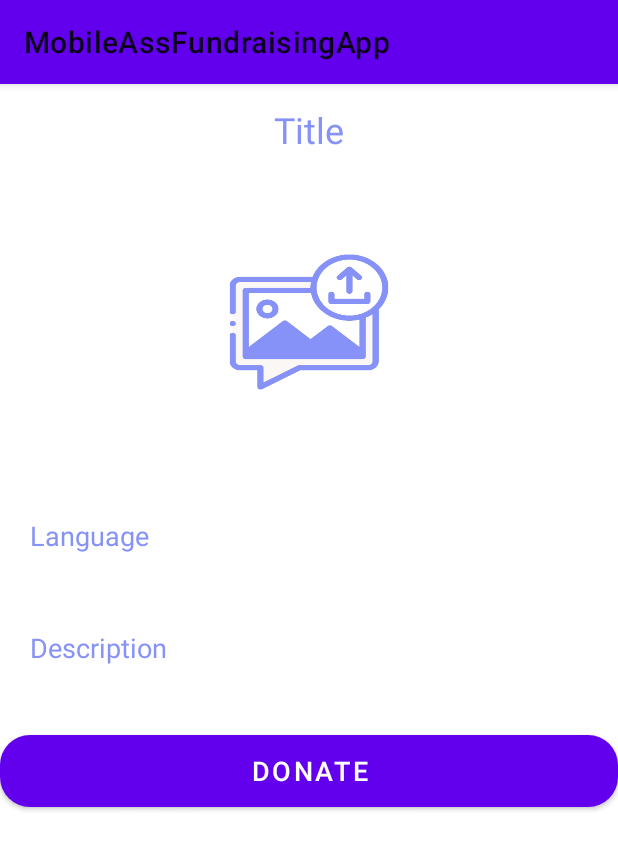
After one commit to Tzehong112002/MobileAssFundraisingApp, an Android app: the fragment EventDetailsUser shown on its own in the app's theme, on a phone screen of 412 x 824 dp. The commit adds this screen. Shown: the top 850 px of the screen. Run offline under Robolectric (Android 15) with nearby library versions, the phone set to English and light mode, and no system bars; our stand-ins replace Firebase (no records; nobody signed in at launch, a user with empty details on screens opened directly); libraries missing offline, so code that uses them is left out: com.github.clans.fab.

Commit message:
event details user side

```diff
--- a/app/src/main/AndroidManifest.xml
+++ b/app/src/main/AndroidManifest.xml
@@ -71,7 +71,8 @@
         </activity>
         <activity
             android:name=".LoginActivity"
-            android:exported="false">
+            android:exported="false"
+            android:theme="@style/Theme.MobileAssFundraisingApp.NoActionBar">
             <meta-data
                 android:name="android.app.lib_name"
                 android:value="" />
--- /dev/null
+++ b/app/src/main/java/com/example/mobileassfundraisingapp/EventDetailsUser.java
@@ -0,0 +1,57 @@
+package com.example.mobileassfundraisingapp;
+
+import android.content.Intent;
+import android.os.Bundle;
+
+import androidx.fragment.app.Fragment;
+
+import android.view.LayoutInflater;
+import android.view.View;
+import android.view.ViewGroup;
+import android.widget.ImageView;
+import android.widget.TextView;
+import android.widget.Toast;
+
+import com.bumptech.glide.Glide;
+import com.example.mobileassfundraisingapp.admin.DetailActivity;
+import com.example.mobileassfundraisingapp.admin.UpdateActivity;
+import com.example.mobileassfundraisingapp.admin.adminActivity;
+import com.github.clans.fab.FloatingActionButton;
+import com.google.android.gms.tasks.OnSuccessListener;
+import com.google.firebase.database.DatabaseReference;
+import com.google.firebase.database.FirebaseDatabase;
+import com.google.firebase.storage.FirebaseStorage;
+import com.google.firebase.storage.StorageReference;
+
+
+public class EventDetailsUser extends Fragment {
+
+    TextView detailDesc, detailTitle, detailLang;
+    ImageView detailImage;
+
+    String key = "";
+    String imageUrl = "";
+
+    @Override
+    public View onCreateView(LayoutInflater inflater, ViewGroup container, Bundle savedInstanceState) {
+        View view = inflater.inflate(R.layout.fragment_event_details_user, container, false);
+
+        detailDesc = view.findViewById(R.id.detailDesc);
+        detailImage = view.findViewById(R.id.detailImage);
+        detailTitle = view.findViewById(R.id.detailTitle);
+
+        detailLang = view.findViewById(R.id.detailLang);
+
+        Bundle bundle = getArguments();
+        if (bundle != null) {
+            detailDesc.setText(bundle.getString("Description"));
+            detailTitle.setText(bundle.getString("Title"));
+            detailLang.setText(bundle.getString("Language"));
+            key = bundle.getString("Key");
+            imageUrl = bundle.getString("Image");
+            Glide.with(this).load(bundle.getString("Image")).into(detailImage);
+        }
+
+        return view;
+    }
+}
--- a/app/src/main/java/com/example/mobileassfundraisingapp/HomeFragment.java
+++ b/app/src/main/java/com/example/mobileassfundraisingapp/HomeFragment.java
@@ -32,4 +32,6 @@ import java.util.List;
 public class HomeFragment extends Fragment {
 
 
+
+
 }
--- a/app/src/main/java/com/example/mobileassfundraisingapp/profile.kt
+++ b/app/src/main/java/com/example/mobileassfundraisingapp/profile.kt
@@ -65,6 +65,7 @@ class profile : Fragment() {
 
             override fun onDataChange(snapshot: DataSnapshot) {
                 if (snapshot.exists()) {
+
                     val nameFromDB = snapshot.child(userUsername.toString()).child("name").getValue(String::class.java)
                     val emailFromDB = snapshot.child(userUsername.toString()).child("email").getValue(String::class.java)
                     val usernameFromDB = snapshot.child(userUsername.toString()).child("username").getValue(String::class.java)
--- /dev/null
+++ b/app/src/main/res/layout/fragment_event_details_user.xml
@@ -0,0 +1,71 @@
+<?xml version="1.0" encoding="utf-8"?>
+<FrameLayout xmlns:android="http://schemas.android.com/apk/res/android"
+    xmlns:tools="http://schemas.android.com/tools"
+    android:layout_width="match_parent"
+    android:layout_height="match_parent"
+    tools:context=".EventDetailsUser">
+
+    <LinearLayout
+        xmlns:android="http://schemas.android.com/apk/res/android"
+        xmlns:app="http://schemas.android.com/apk/res-auto"
+        xmlns:tools="http://schemas.android.com/tools"
+        android:layout_width="match_parent"
+        android:layout_height="match_parent"
+        android:orientation="vertical"
+        tools:context=".admin.DetailActivity">
+        <TextView
+            android:layout_width="wrap_content"
+            android:layout_height="wrap_content"
+            android:id="@+id/detailTitle"
+            android:text="Title"
+            android:layout_marginTop="14dp"
+            android:textSize="24sp"
+            android:layout_gravity="center"
+            android:layout_marginBottom="12dp"
+            android:textColor="@color/lavender"/>
+        <ImageView
+            android:layout_width="400dp"
+            android:layout_height="200dp"
+            android:id="@+id/detailImage"
+            android:padding="8dp"
+            android:layout_gravity="center"
+            android:src="@drawable/uploadimg"
+            android:scaleType="fitXY"/>
+        <TextView
+            android:layout_width="match_parent"
+            android:layout_height="wrap_content"
+            android:layout_marginTop="10dp"
+            android:padding="20dp"
+            android:text="Language"
+            android:layout_gravity="center"
+            android:id="@+id/detailLang"
+            android:textSize="18sp"
+            android:textColor="@color/lavender"/>
+        <TextView
+            android:layout_width="match_parent"
+            android:layout_height="wrap_content"
+            android:layout_marginTop="10dp"
+            android:padding="20dp"
+            android:text="Description"
+            android:layout_gravity="center"
+            android:id="@+id/detailDesc"
+            android:textSize="18sp"
+            android:textColor="@color/lavender"/>
+        <RelativeLayout
+            android:layout_width="match_parent"
+            android:layout_height="match_parent">
+
+            <Button
+                android:layout_width="match_parent"
+                android:layout_height="60dp"
+                android:text="Donate"
+                android:id="@+id/donateButton"
+                android:textSize="18sp"
+                android:layout_marginTop="20dp"
+                app:cornerRadius = "20dp"/>
+
+
+
+        </RelativeLayout>
+    </LinearLayout>
+</FrameLayout>
--- a/app/src/main/res/layout/fragment_home.xml
+++ b/app/src/main/res/layout/fragment_home.xml
@@ -6,6 +6,7 @@
     tools:context=".HomeFragment">
 
     <TextView
+        android:id="@+id/test"
         android:layout_width="wrap_content"
         android:layout_height="wrap_content"
         android:text="home page"></TextView>
```
Also changed, not shown: app/src/main/java/com/example/mobileassfundraisingapp/admin/MyAdapter.java (+27 -1 lines), app/src/main/res/layout/content_detail.xml (deleted, +0 -19 lines).
